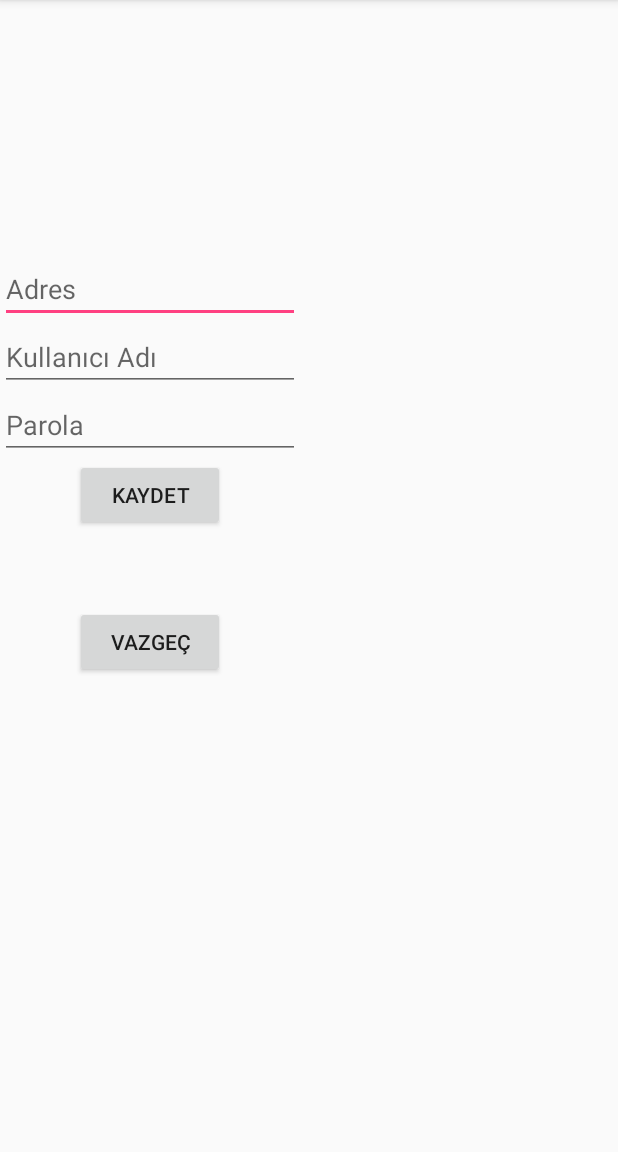
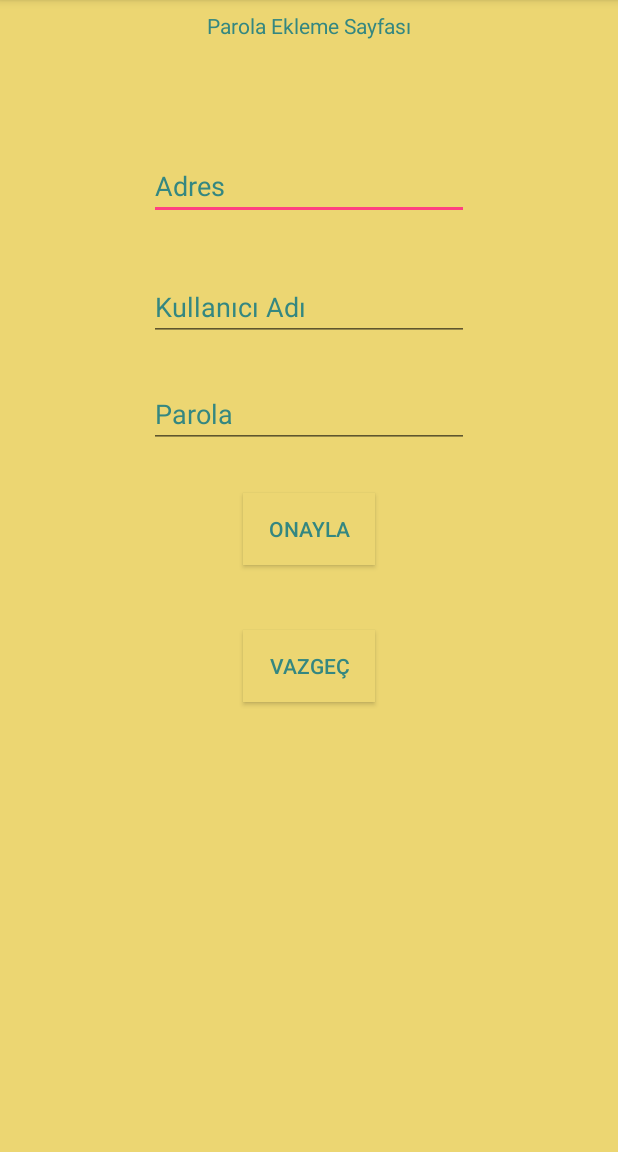
Before and after one commit to kablanfatih/PassRemo, an Android app: the AddPassToList screen opened directly, with no data from a screen before it, on a phone screen of 412 x 824 dp, the part 84-1236 px from its top. Run offline under Robolectric (Android 15) with nearby library versions, the phone set to English and light mode, and no system bars; our stand-ins replace Firebase (no records; nobody signed in at launch, a user with empty details on screens opened directly).

Commit message:
Parola Ekleme sayfası tasarımı yapıldı

```diff
--- a/app/src/main/java/com/kablanfatih/passremo/UserActivity.java
+++ b/app/src/main/java/com/kablanfatih/passremo/UserActivity.java
@@ -36,7 +36,6 @@ public class UserActivity extends AppCompatActivity {
     DatabaseReference myRef;
     RecyclerView recyclerView;
     FloatingActionButton addButton;
-    LinearLayout passwordInfo;
     ArrayList<ListPassword> listPassword;
     ListAdapter listAdapter;
 
@@ -64,7 +63,6 @@ public class UserActivity extends AppCompatActivity {
         firebaseDatabase = FirebaseDatabase.getInstance();
         myRef = firebaseDatabase.getReference();
         addButton = (FloatingActionButton) findViewById(R.id.addButton);
-        passwordInfo = (LinearLayout) findViewById(R.id.password_info);
         recyclerView = (RecyclerView) findViewById(R.id.recyclerview);
     }
 
--- a/app/src/main/res/layout/activity_add_pass_to_list.xml
+++ b/app/src/main/res/layout/activity_add_pass_to_list.xml
@@ -4,50 +4,85 @@
     xmlns:tools="http://schemas.android.com/tools"
     android:layout_width="match_parent"
     android:layout_height="match_parent"
-    tools:context=".AddPassToList">
+    android:background="#ECD672"
+    android:orientation="vertical"
+    tools:context=".PassChange"
+    tools:layout_editor_absoluteY="25dp">
 
-    <LinearLayout
-        android:id="@+id/password_info"
-        android:layout_width="0dp"
+
+
+    <TextView
+        android:id="@+id/textView3"
+        android:layout_width="wrap_content"
         android:layout_height="wrap_content"
-        android:layout_marginTop="170dp"
-        android:orientation="vertical"
+        android:layout_marginTop="7dp"
+        android:text="Parola Ekleme Sayfası"
+        android:textColor="#348781"
         app:layout_constraintEnd_toEndOf="parent"
         app:layout_constraintStart_toStartOf="parent"
-        app:layout_constraintTop_toTopOf="parent">
+        app:layout_constraintTop_toTopOf="parent" />
 
     <EditText
         android:id="@+id/adress"
-            android:layout_width="200dp"
+        android:layout_width="wrap_content"
         android:layout_height="wrap_content"
-            android:hint="Adres" />
+        android:layout_marginTop="101dp"
+        android:ems="10"
+        android:hint="Adres"
+        android:inputType="textPassword"
+        android:textColor="#348781"
+        android:textColorHint="#348781"
+        app:layout_constraintEnd_toEndOf="parent"
+        app:layout_constraintStart_toStartOf="parent"
+        app:layout_constraintTop_toTopOf="parent" />
 
     <EditText
         android:id="@+id/username"
-            android:layout_width="200dp"
+        android:layout_width="wrap_content"
         android:layout_height="wrap_content"
-            android:hint="Kullanıcı Adı" />
+        android:layout_marginTop="35dp"
+        android:ems="10"
+        android:hint="Kullanıcı Adı"
+        android:inputType="textPassword"
+        android:textColor="#348781"
+        android:textColorHint="#348781"
+        app:layout_constraintStart_toStartOf="@+id/adress"
+        app:layout_constraintTop_toBottomOf="@+id/adress" />
 
     <EditText
-            android:id="@id/password"
-            android:layout_width="200dp"
+        android:id="@+id/password"
+        android:layout_width="wrap_content"
         android:layout_height="wrap_content"
-            android:hint="Parola" />
+        android:layout_marginTop="26dp"
+        android:ems="10"
+        android:hint="Parola"
+        android:inputType="textPassword"
+        android:textColor="#348781"
+        android:textColorHint="#348781"
+        app:layout_constraintStart_toStartOf="@+id/username"
+        app:layout_constraintTop_toBottomOf="@+id/username" />
 
     <Button
         android:id="@+id/savepassword"
-            android:layout_width="100dp"
+        android:layout_width="wrap_content"
         android:layout_height="wrap_content"
-            android:layout_marginLeft="50dp"
-            android:text="Kaydet" />
+        android:layout_marginTop="30dp"
+        android:background="#ECD672"
+        android:text="Onayla"
+        android:textColor="#348781"
+        app:layout_constraintEnd_toEndOf="parent"
+        app:layout_constraintStart_toStartOf="parent"
+        app:layout_constraintTop_toBottomOf="@+id/password" />
 
     <Button
         android:id="@+id/backlist"
-            android:layout_width="100dp"
+        android:layout_width="wrap_content"
         android:layout_height="wrap_content"
-            android:layout_marginLeft="50dp"
-            android:layout_marginTop="50dp"
-            android:text="Vazgeç" />
-    </LinearLayout>
+        android:layout_marginTop="43dp"
+        android:background="#ECD672"
+        android:text="Vazgeç"
+        android:textColor="#348781"
+        app:layout_constraintStart_toStartOf="@+id/savepassword"
+        app:layout_constraintTop_toBottomOf="@+id/savepassword" />
 
 </android.support.constraint.ConstraintLayout>
```
Lines whose indentation alone changed are shown as unchanged.
